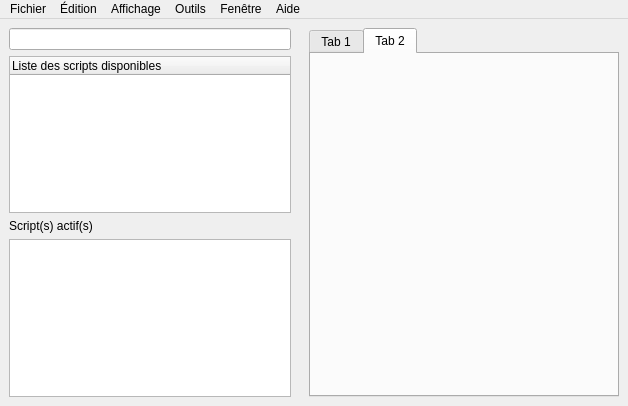
The window that ui/main_window.ui (Vikikoz/Kgis) describes before a commit, drawn with Qt 5.
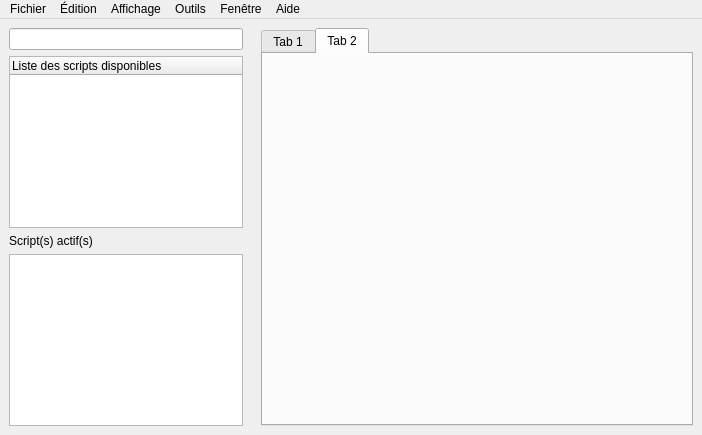
The same window after the commit. The open tabs and pages were chosen to show the change.

What changed in the file:
```diff
--- a/ui/main_window.ui
+++ b/ui/main_window.ui
@@ -6,8 +6,8 @@
    <rect>
     <x>0</x>
     <y>0</y>
-    <width>628</width>
-    <height>406</height>
+    <width>702</width>
+    <height>435</height>
    </rect>
   </property>
   <property name="windowTitle">
@@ -66,13 +66,13 @@
         </property>
         <property name="minimumSize">
          <size>
-          <width>150</width>
+          <width>250</width>
           <height>300</height>
          </size>
         </property>
         <property name="maximumSize">
          <size>
-          <width>300</width>
+          <width>320</width>
           <height>16777215</height>
          </size>
         </property>
@@ -111,6 +111,12 @@
       </item>
       <item>
        <widget class="QWidget" name="mainContent" native="true">
+        <property name="minimumSize">
+         <size>
+          <width>450</width>
+          <height>400</height>
+         </size>
+        </property>
         <layout class="QVBoxLayout" name="verticalLayout_4">
          <item>
           <widget class="QTabWidget" name="tabWidget">
@@ -141,7 +147,7 @@
     <rect>
      <x>0</x>
      <y>0</y>
-     <width>628</width>
+     <width>702</width>
      <height>33</height>
     </rect>
    </property>
```
Left out of the diff: 2 changed lines with no effect on the pictures.
